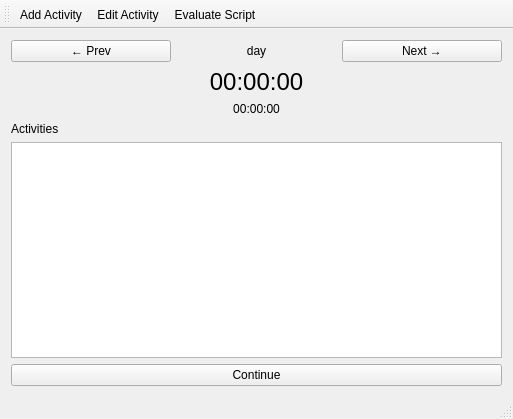
First picture: the form in src/TimeTracker/mainwindow.ui, repository miere43/jatt, before the edit.
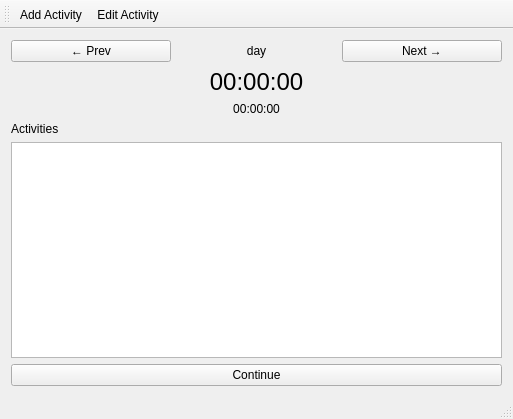
Second picture: the form after the edit.

```diff
--- a/src/TimeTracker/mainwindow.ui
+++ b/src/TimeTracker/mainwindow.ui
@@ -133,7 +133,6 @@
    </attribute>
    <addaction name="addActivityAction"/>
    <addaction name="editActivityAction"/>
-   <addaction name="evalScriptAction"/>
   </widget>
   <widget class="QStatusBar" name="statusBar"/>
   <action name="newSessionAction">
@@ -195,11 +194,6 @@
     <string>Join with next activity</string>
    </property>
   </action>
-  <action name="evalScriptAction">
-   <property name="text">
-    <string>Evaluate Script</string>
-   </property>
-  </action>
   <action name="splitActivityAction">
    <property name="text">
     <string>Split</string>
```
